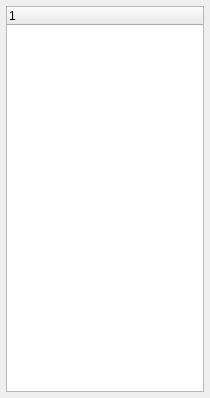
Before: the Qt Designer form plugins/contact_list/clistwin.ui in xjohncz/saje, drawn with Qt 5.
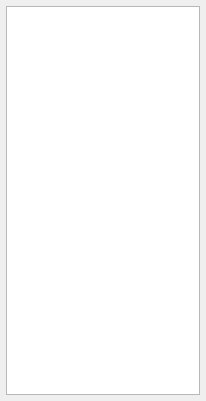
After: the same form once the commit is applied. Custom widgets are drawn as their Qt base class.

Commit message: flash open windows on message decrease autoaway timer period remove group edit from jabber major refactor of clist and clist groups - use custom model and QTreeView with QSortProxyModel

```diff
--- a/plugins/contact_list/clistwin.ui
+++ b/plugins/contact_list/clistwin.ui
@@ -5,8 +5,8 @@
    <rect>
     <x>0</x>
     <y>0</y>
-    <width>210</width>
-    <height>398</height>
+    <width>206</width>
+    <height>401</height>
    </rect>
   </property>
   <property name="windowTitle" >
@@ -17,12 +17,10 @@
     <number>6</number>
    </property>
    <item>
-    <widget class="ContactTree" name="treeWidget" >
-     <column>
-      <property name="text" >
-       <string>1</string>
-      </property>
-     </column>
+    <widget class="ContactTree" name="treeView" >
+     <property name="acceptDrops" >
+      <bool>true</bool>
+     </property>
     </widget>
    </item>
   </layout>
@@ -31,7 +29,7 @@
  <customwidgets>
   <customwidget>
    <class>ContactTree</class>
-   <extends>QTreeWidget</extends>
+   <extends>QTreeView</extends>
    <header>contacttree.h</header>
   </customwidget>
  </customwidgets>
```
The commit also changes 26 other files.
